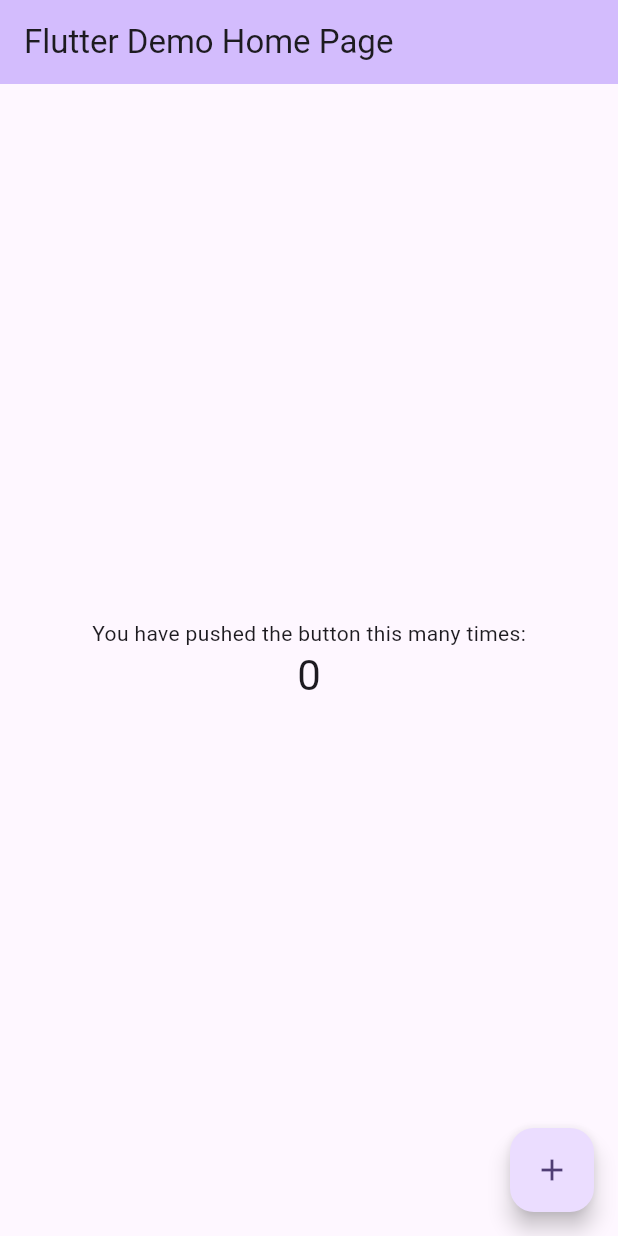
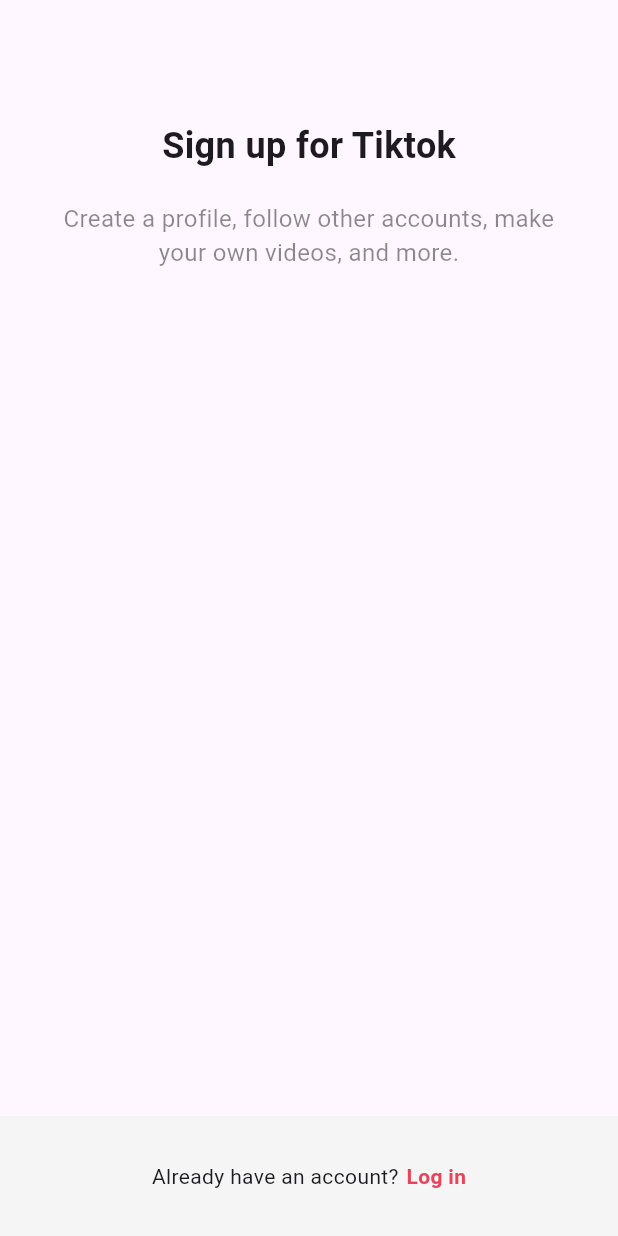
Before and after one commit to justddan/Flutter_Tiktok_clone_remind, a Flutter app: the screen it shows after launch, on a phone screen of 412 x 824 dp. Run offline on Flutter 3.47's test engine with Material 3 defaults, Android fonts, the phone set to English and light mode, and no system bars.

Commit message:
SignUpScreen 퍼블리시 1

```diff
--- a/lib/main.dart
+++ b/lib/main.dart
@@ -1,125 +1,23 @@
 import 'package:flutter/material.dart';
+import 'package:tiktok_clone_remind/screens/sign_up/sign_up_screen.dart';
 
 void main() {
-  runApp(const MyApp());
+  runApp(const TiktokApp());
 }
 
-class MyApp extends StatelessWidget {
-  const MyApp({super.key});
+class TiktokApp extends StatelessWidget {
+  const TiktokApp({super.key});
 
   // This widget is the root of your application.
   @override
   Widget build(BuildContext context) {
     return MaterialApp(
-      title: 'Flutter Demo',
+      debugShowCheckedModeBanner: false,
+      title: 'TikTok clone',
       theme: ThemeData(
-        // This is the theme of your application.
-        //
-        // TRY THIS: Try running your application with "flutter run". You'll see
-        // the application has a purple toolbar. Then, without quitting the app,
-        // try changing the seedColor in the colorScheme below to Colors.green
-        // and then invoke "hot reload" (save your changes or press the "hot
-        // reload" button in a Flutter-supported IDE, or press "r" if you used
-        // the command line to start the app).
-        //
-        // Notice that the counter didn't reset back to zero; the application
-        // state is not lost during the reload. To reset the state, use hot
-        // restart instead.
-        //
-        // This works for code too, not just values: Most code changes can be
-        // tested with just a hot reload.
-        colorScheme: ColorScheme.fromSeed(seedColor: Colors.deepPurple),
-        useMaterial3: true,
+        primaryColor: const Color(0xFFE9435A),
       ),
-      home: const MyHomePage(title: 'Flutter Demo Home Page'),
+      home: const SignUpScreen(),
     );
   }
 }
-
-class MyHomePage extends StatefulWidget {
-  const MyHomePage({super.key, required this.title});
-
-  // This widget is the home page of your application. It is stateful, meaning
-  // that it has a State object (defined below) that contains fields that affect
-  // how it looks.
-
-  // This class is the configuration for the state. It holds the values (in this
-  // case the title) provided by the parent (in this case the App widget) and
-  // used by the build method of the State. Fields in a Widget subclass are
-  // always marked "final".
-
-  final String title;
-
-  @override
-  State<MyHomePage> createState() => _MyHomePageState();
-}
-
-class _MyHomePageState extends State<MyHomePage> {
-  int _counter = 0;
-
-  void _incrementCounter() {
-    setState(() {
-      // This call to setState tells the Flutter framework that something has
-      // changed in this State, which causes it to rerun the build method below
-      // so that the display can reflect the updated values. If we changed
-      // _counter without calling setState(), then the build method would not be
-      // called again, and so nothing would appear to happen.
-      _counter++;
-    });
-  }
-
-  @override
-  Widget build(BuildContext context) {
-    // This method is rerun every time setState is called, for instance as done
-    // by the _incrementCounter method above.
-    //
-    // The Flutter framework has been optimized to make rerunning build methods
-    // fast, so that you can just rebuild anything that needs updating rather
-    // than having to individually change instances of widgets.
-    return Scaffold(
-      appBar: AppBar(
-        // TRY THIS: Try changing the color here to a specific color (to
-        // Colors.amber, perhaps?) and trigger a hot reload to see the AppBar
-        // change color while the other colors stay the same.
-        backgroundColor: Theme.of(context).colorScheme.inversePrimary,
-        // Here we take the value from the MyHomePage object that was created by
-        // the App.build method, and use it to set our appbar title.
-        title: Text(widget.title),
-      ),
-      body: Center(
-        // Center is a layout widget. It takes a single child and positions it
-        // in the middle of the parent.
-        child: Column(
-          // Column is also a layout widget. It takes a list of children and
-          // arranges them vertically. By default, it sizes itself to fit its
-          // children horizontally, and tries to be as tall as its parent.
-          //
-          // Column has various properties to control how it sizes itself and
-          // how it positions its children. Here we use mainAxisAlignment to
-          // center the children vertically; the main axis here is the vertical
-          // axis because Columns are vertical (the cross axis would be
-          // horizontal).
-          //
-          // TRY THIS: Invoke "debug painting" (choose the "Toggle Debug Paint"
-          // action in the IDE, or press "p" in the console), to see the
-          // wireframe for each widget.
-          mainAxisAlignment: MainAxisAlignment.center,
-          children: <Widget>[
-            const Text(
-              'You have pushed the button this many times:',
-            ),
-            Text(
-              '$_counter',
-              style: Theme.of(context).textTheme.headlineMedium,
-            ),
-          ],
-        ),
-      ),
-      floatingActionButton: FloatingActionButton(
-        onPressed: _incrementCounter,
-        tooltip: 'Increment',
-        child: const Icon(Icons.add),
-      ), // This trailing comma makes auto-formatting nicer for build methods.
-    );
-  }
-}
--- /dev/null
+++ b/lib/screens/sign_up/sign_up_screen.dart
@@ -0,0 +1,59 @@
+import 'package:flutter/material.dart';
+import 'package:tiktok_clone_remind/constants/gaps.dart';
+import 'package:tiktok_clone_remind/constants/sizes.dart';
+
+class SignUpScreen extends StatelessWidget {
+  const SignUpScreen({super.key});
+
+  @override
+  Widget build(BuildContext context) {
+    return Scaffold(
+      body: const SafeArea(
+        child: Padding(
+          padding: EdgeInsets.symmetric(
+            horizontal: Sizes.size40,
+          ),
+          child: Column(
+            children: [
+              Gaps.v80,
+              Text(
+                "Sign up for Tiktok",
+                style: TextStyle(
+                  fontSize: Sizes.size24,
+                  fontWeight: FontWeight.w700,
+                ),
+              ),
+              Gaps.v20,
+              Text(
+                "Create a profile, follow other accounts, make your own videos, and more.",
+                style: TextStyle(
+                  fontSize: Sizes.size16,
+                  color: Colors.black45,
+                ),
+                textAlign: TextAlign.center,
+              ),
+            ],
+          ),
+        ),
+      ),
+      bottomNavigationBar: BottomAppBar(
+        color: Colors.grey.shade100,
+        elevation: 2,
+        child: Row(
+          mainAxisAlignment: MainAxisAlignment.center,
+          children: [
+            const Text("Already have an account?"),
+            Gaps.h5,
+            Text(
+              "Log in",
+              style: TextStyle(
+                fontWeight: FontWeight.w600,
+                color: Theme.of(context).primaryColor,
+              ),
+            ),
+          ],
+        ),
+      ),
+    );
+  }
+}
```
Also changed, not shown: 1 other file.
